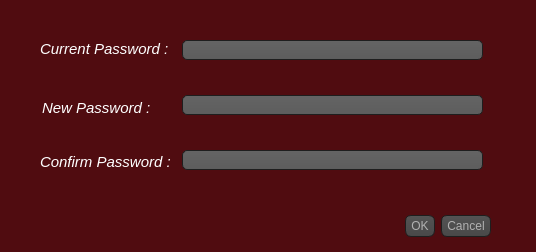
Old version of the form AP/new_password_dialog.ui in the repository AP-projects-4001/Guys.
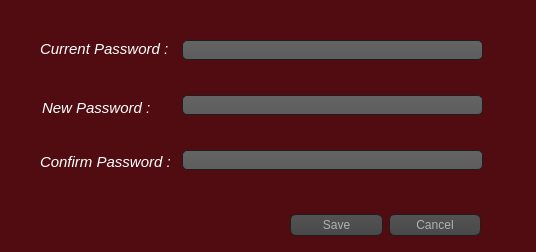
New version of the form.

The edit to the form file:
```diff
--- a/AP/new_password_dialog.ui
+++ b/AP/new_password_dialog.ui
@@ -76,22 +76,6 @@
 }
 </string>
   </property>
-  <widget class="QDialogButtonBox" name="buttonBox">
-   <property name="geometry">
-    <rect>
-     <x>310</x>
-     <y>210</y>
-     <width>181</width>
-     <height>32</height>
-    </rect>
-   </property>
-   <property name="orientation">
-    <enum>Qt::Horizontal</enum>
-   </property>
-   <property name="standardButtons">
-    <set>QDialogButtonBox::Cancel|QDialogButtonBox::Ok</set>
-   </property>
-  </widget>
   <widget class="QWidget" name="layoutWidget">
    <property name="geometry">
     <rect>
@@ -182,6 +166,32 @@
     <string>&lt;html&gt;&lt;head/&gt;&lt;body&gt;&lt;p&gt;&lt;span style=&quot; font-style:italic;&quot;&gt;Current Password :&lt;/span&gt;&lt;/p&gt;&lt;/body&gt;&lt;/html&gt;</string>
    </property>
   </widget>
+  <widget class="QWidget" name="">
+   <property name="geometry">
+    <rect>
+     <x>290</x>
+     <y>210</y>
+     <width>191</width>
+     <height>31</height>
+    </rect>
+   </property>
+   <layout class="QHBoxLayout" name="horizontalLayout">
+    <item>
+     <widget class="QPushButton" name="pushButton_2">
+      <property name="text">
+       <string>Save</string>
+      </property>
+     </widget>
+    </item>
+    <item>
+     <widget class="QPushButton" name="pushButton">
+      <property name="text">
+       <string>Cancel</string>
+      </property>
+     </widget>
+    </item>
+   </layout>
+  </widget>
  </widget>
  <resources/>
  <connections>
```
Left out of the diff: 35 changed lines with no effect on the pictures.
